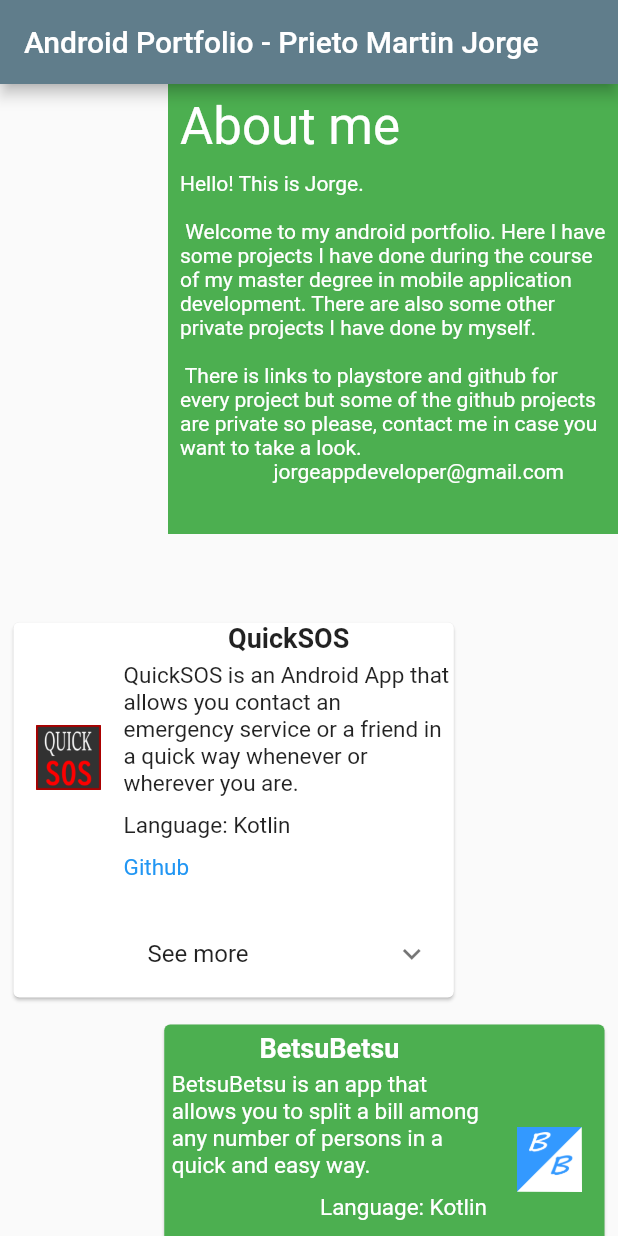
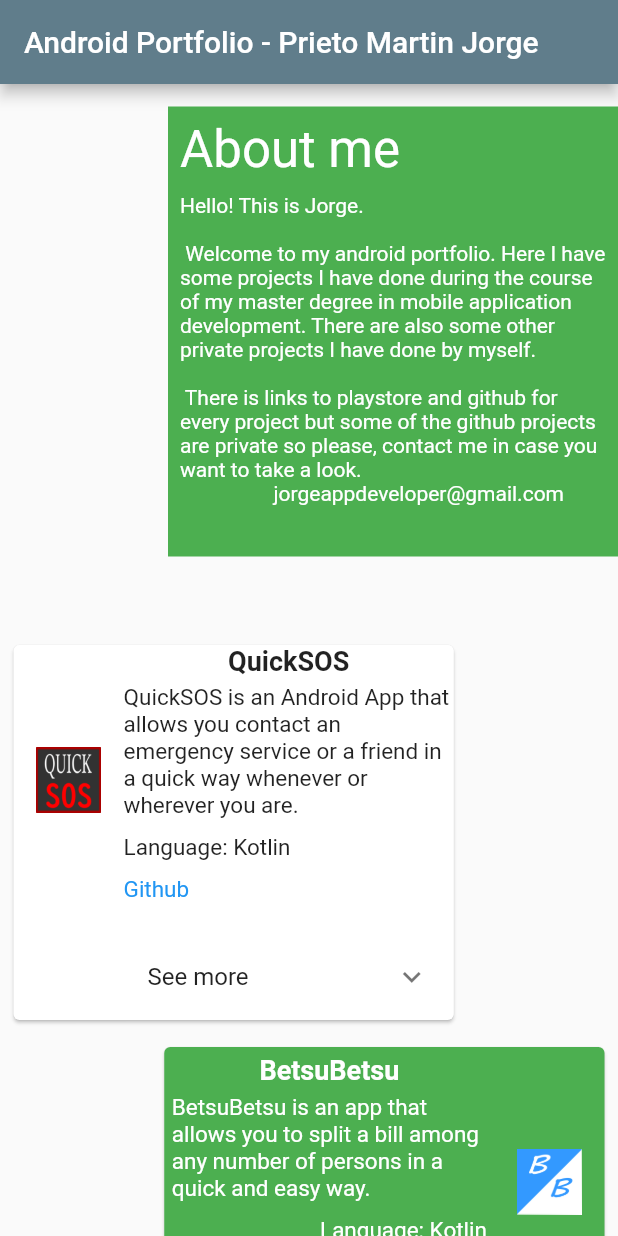
Before and after one commit to jorgeprieto1988/portfolio, a Flutter app: the screen it shows after launch, on a phone screen of 412 x 824 dp. Run offline on Flutter 3.47's test engine with Material 2 defaults, Android fonts, the phone set to English and light mode, and no system bars; our stand-ins replace carousel_slider.

Commit message:
adding spaces

```diff
--- a/lib/main.dart
+++ b/lib/main.dart
@@ -33,6 +33,9 @@ class MyHomePage extends StatelessWidget {
                     mainAxisAlignment: MainAxisAlignment.center,
                     crossAxisAlignment: CrossAxisAlignment.center,
                     children: <Widget>[
+              SizedBox(
+                height: 15.0,
+              ),
               aboutMeBox(context),
               SizedBox(
                 height: 50.0,
```
